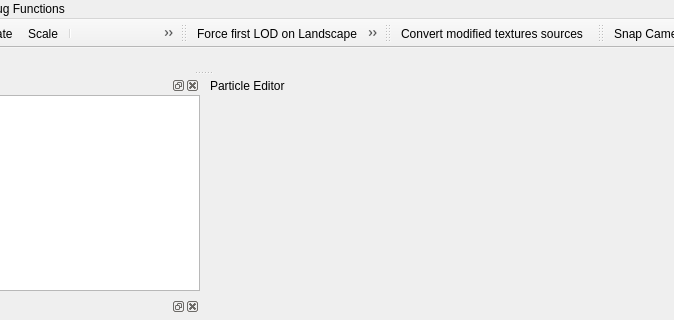
Above: Programs/ResourceEditor/DataQt/mainwindow.ui from xaoctech/dava.engine before the change; both pictures show x 372 to 1046 and y 0 to 320 of the 1149 by 774 pixel window. Below: the same form after it.
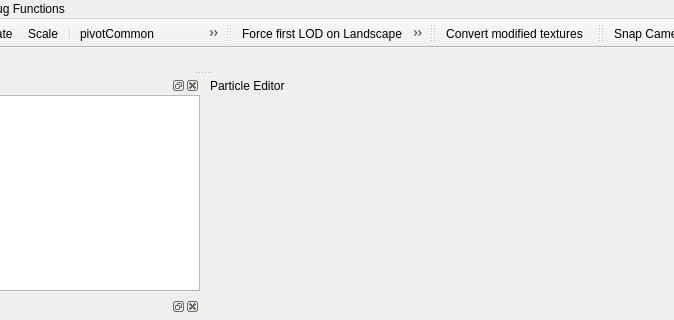
That is the form after the change. Icons and pictures are not drawn. Custom widgets are drawn as their Qt base class.

Commit message: [DF-14952] Added tags into file system. Use tags for export of textures

```diff
--- a/Programs/ResourceEditor/DataQt/mainwindow.ui
+++ b/Programs/ResourceEditor/DataQt/mainwindow.ui
@@ -1187,7 +1187,7 @@
      <normaloff>:/QtIconsTextureDialog/convert.png</normaloff>:/QtIconsTextureDialog/convert.png</iconset>
    </property>
    <property name="text">
-    <string>Convert modified textures sources</string>
+    <string>Convert modified textures</string>
    </property>
   </action>
   <action name="actionAlbedo">
```
Left out of the diff: 72 changed lines with no effect on the pictures. The commit also changes 34 other files.
